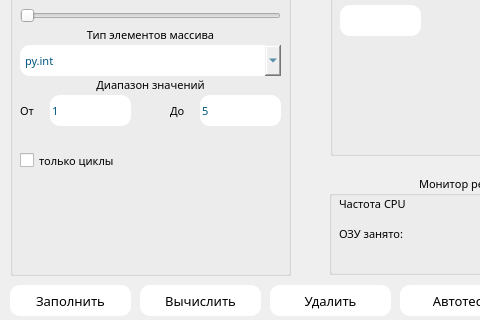
Old version of the form t.ui in the repository gozoniy/calc; both pictures show x 0 to 480 and y 85 to 405 of the 940 by 886 pixel window.
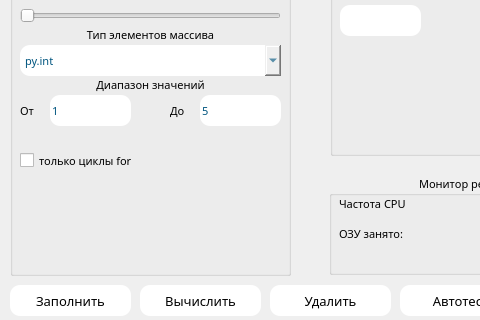
New version of the form.

Diff of the .ui file:
```diff
--- a/t.ui
+++ b/t.ui
@@ -625,7 +625,7 @@
       <string/>
      </property>
      <property name="text">
-      <string>только циклы</string>
+      <string>только циклы for</string>
      </property>
      <property name="checked">
       <bool>false</bool>
```
